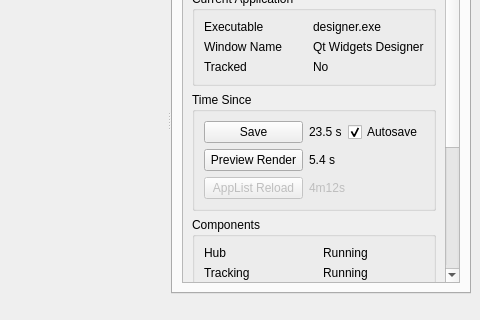
Qt form mousetracks2/components/gui/ui/layout.ui (huntfx/MouseTracks) before a commit; both pictures show x 580 to 1060 and y 82 to 402 of the 1060 by 613 pixel window.
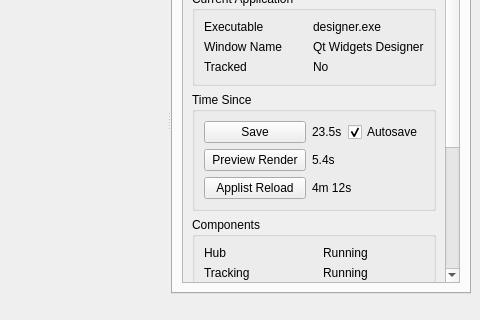
The same form after that commit. The open tabs and pages were chosen to show the change. Custom widgets are drawn as their Qt base class.

Commit message: Add option to reload AppList.txt

What changed in the file:
```diff
--- a/mousetracks2/components/gui/ui/layout.ui
+++ b/mousetracks2/components/gui/ui/layout.ui
@@ -1229,7 +1229,7 @@
                     <string>How many seconds since the render preview was updated.</string>
                    </property>
                    <property name="text">
-                    <string>5.4 s</string>
+                    <string>5.4s</string>
                    </property>
                   </widget>
                  </item>
@@ -1243,16 +1243,6 @@
                    </property>
                   </widget>
                  </item>
-                 <item row="2" column="1">
-                  <widget class="QLabel" name="label_3">
-                   <property name="enabled">
-                    <bool>false</bool>
-                   </property>
-                   <property name="text">
-                    <string>4m12s</string>
-                   </property>
-                  </widget>
-                 </item>
                  <item row="1" column="0">
                   <widget class="QPushButton" name="thumbnail_refresh">
                    <property name="toolTip">
@@ -1263,16 +1253,6 @@
                    </property>
                   </widget>
                  </item>
-                 <item row="2" column="0">
-                  <widget class="QPushButton" name="pushButton">
-                   <property name="enabled">
-                    <bool>false</bool>
-                   </property>
-                   <property name="text">
-                    <string>AppList Reload</string>
-                   </property>
-                  </widget>
-                 </item>
                  <item row="0" column="1">
                   <layout class="QHBoxLayout" name="horizontalLayout_7">
                    <item>
@@ -1281,7 +1261,7 @@
                       <string>How many seconds since the last save.</string>
                      </property>
                      <property name="text">
-                      <string>23.5 s</string>
+                      <string>23.5s</string>
                      </property>
                     </widget>
                    </item>
@@ -1300,6 +1280,27 @@
                    </item>
                   </layout>
                  </item>
+                 <item row="2" column="1">
+                  <widget class="QLabel" name="time_since_applist_reload">
+                   <property name="toolTip">
+                    <string>How many seconds since AppList.txt was read from disk.</string>
+                   </property>
+                   <property name="text">
+                    <string>4m 12s</string>
+                   </property>
+                  </widget>
+                 </item>
+                 <item row="2" column="0">
+                  <widget class="QPushButton" name="applist_reload">
+                   <property name="toolTip">
+                    <string>Trigger a reload of AppList.txt.
+This should be used after manually editing it.</string>
+                   </property>
+                   <property name="text">
+                    <string>Applist Reload</string>
+                   </property>
+                  </widget>
+                 </item>
                 </layout>
                </widget>
               </item>
```
Left out of the diff: 5 changed lines with no effect on the pictures. The commit also changes 5 other files.
